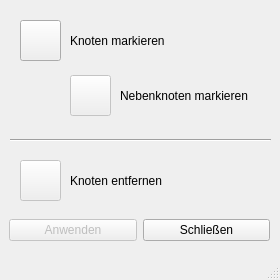
Before: the Qt Designer form Code/NodeEdit.ui in MSPietsch/HMI, drawn with Qt 5.
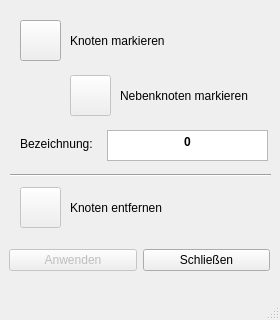
After: the same form once the commit is applied. Icons and pictures are not drawn.

The edit to the form file:
```diff
--- a/Code/NodeEdit.ui
+++ b/Code/NodeEdit.ui
@@ -7,19 +7,19 @@
     <x>0</x>
     <y>0</y>
     <width>280</width>
-    <height>280</height>
+    <height>320</height>
    </rect>
   </property>
   <property name="minimumSize">
    <size>
     <width>280</width>
-    <height>280</height>
+    <height>320</height>
    </size>
   </property>
   <property name="maximumSize">
    <size>
     <width>280</width>
-    <height>280</height>
+    <height>320</height>
    </size>
   </property>
   <property name="windowTitle">
@@ -133,21 +133,21 @@
     <widget class="QLabel" name="label_2">
      <property name="geometry">
       <rect>
-       <x>120</x>
-       <y>70</y>
-       <width>171</width>
-       <height>51</height>
+       <x>20</x>
+       <y>124</y>
+       <width>91</width>
+       <height>40</height>
       </rect>
      </property>
      <property name="text">
-      <string>Nebenknoten markieren</string>
+      <string>Bezeichnung:</string>
      </property>
     </widget>
     <widget class="Line" name="line">
      <property name="geometry">
       <rect>
        <x>10</x>
-       <y>130</y>
+       <y>165</y>
        <width>261</width>
        <height>20</height>
       </rect>
@@ -163,7 +163,7 @@
      <property name="geometry">
       <rect>
        <x>20</x>
-       <y>160</y>
+       <y>187</y>
        <width>41</width>
        <height>41</height>
       </rect>
@@ -207,7 +207,7 @@
      <property name="geometry">
       <rect>
        <x>70</x>
-       <y>155</y>
+       <y>182</y>
        <width>171</width>
        <height>51</height>
       </rect>
@@ -220,7 +220,7 @@
      <property name="geometry">
       <rect>
        <x>9</x>
-       <y>210</y>
+       <y>240</y>
        <width>261</width>
        <height>41</height>
       </rect>
@@ -251,6 +251,51 @@
       </item>
      </layout>
     </widget>
+    <widget class="QTextEdit" name="nodeNameEdit">
+     <property name="enabled">
+      <bool>true</bool>
+     </property>
+     <property name="geometry">
+      <rect>
+       <x>107</x>
+       <y>130</y>
+       <width>161</width>
+       <height>31</height>
+      </rect>
+     </property>
+     <property name="frameShape">
+      <enum>QFrame::StyledPanel</enum>
+     </property>
+     <property name="html">
+      <string>&lt;!DOCTYPE HTML PUBLIC &quot;-//W3C//DTD HTML 4.0//EN&quot; &quot;http://www.w3.org/TR/REC-html40/strict.dtd&quot;&gt;
+&lt;html&gt;&lt;head&gt;&lt;meta name=&quot;qrichtext&quot; content=&quot;1&quot; /&gt;&lt;style type=&quot;text/css&quot;&gt;
+p, li { white-space: pre-wrap; }
+&lt;/style&gt;&lt;/head&gt;&lt;body style=&quot; font-family:'MS Shell Dlg 2'; font-size:7.8pt; font-weight:400; font-style:normal;&quot;&gt;
+&lt;p align=&quot;center&quot; style=&quot; margin-top:0px; margin-bottom:0px; margin-left:0px; margin-right:0px; -qt-block-indent:0; text-indent:0px;&quot;&gt;&lt;span style=&quot; font-family:'MS Shell Dlg 2'; font-size:9pt; font-weight:600;&quot;&gt;0&lt;/span&gt;&lt;/p&gt;&lt;/body&gt;&lt;/html&gt;</string>
+     </property>
+     <property name="overwriteMode">
+      <bool>false</bool>
+     </property>
+     <property name="textInteractionFlags">
+      <set>Qt::TextSelectableByKeyboard|Qt::TextSelectableByMouse</set>
+     </property>
+     <property name="placeholderText">
+      <string>Name oder ID eingeben...</string>
+     </property>
+    </widget>
+    <widget class="QLabel" name="label_4">
+     <property name="geometry">
+      <rect>
+       <x>120</x>
+       <y>70</y>
+       <width>171</width>
+       <height>51</height>
+      </rect>
+     </property>
+     <property name="text">
+      <string>Nebenknoten markieren</string>
+     </property>
+    </widget>
    </widget>
   </widget>
   <widget class="QStatusBar" name="statusbar"/>
```
